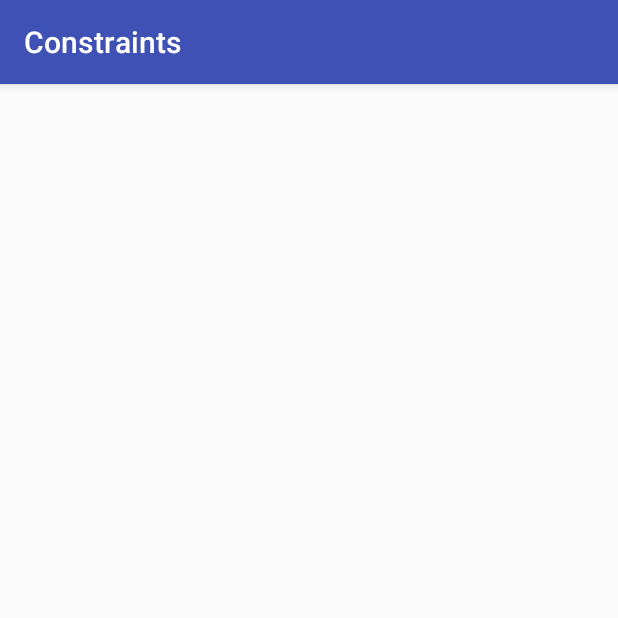
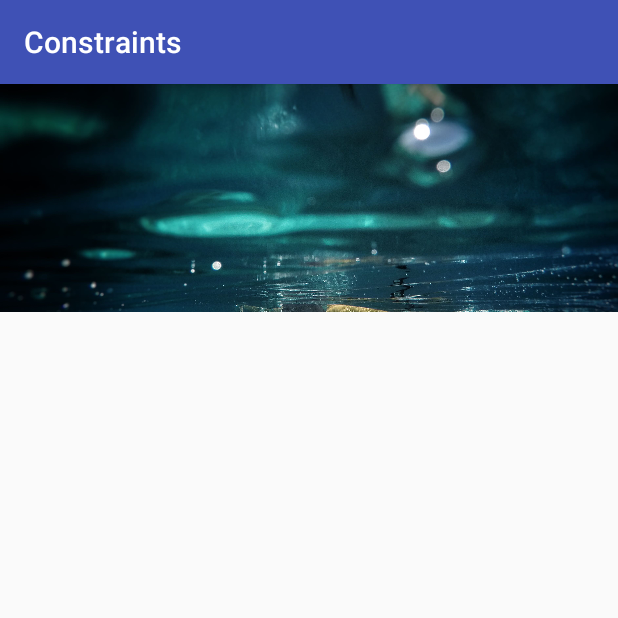
Before and after one commit to p4vlos/AndroidContraintLayout, an Android app: the screen it shows after launch (MainActivity), on a phone screen of 412 x 824 dp, the top half of it. Run offline under Robolectric (Android 15) with nearby library versions, the phone set to English and light mode, and no system bars.

Commit message:
adding constraints

```diff
--- a/app/src/main/res/layout/activity_main.xml
+++ b/app/src/main/res/layout/activity_main.xml
@@ -7,4 +7,14 @@
     android:layout_height="match_parent"
     tools:context="com.pavlosnicolaou.constraints.MainActivity">
 
+    <ImageView
+        android:layout_width="match_parent"
+        app:srcCompat="@drawable/photo"
+        android:id="@+id/imageView2"
+        android:layout_height="152dp"
+        android:scaleType="centerCrop"
+        app:layout_constraintTop_toTopOf="parent"
+        app:layout_constraintRight_toRightOf="parent"
+        app:layout_constraintLeft_toLeftOf="parent"
+        app:layout_constraintHorizontal_bias="0.52" />
 </android.support.constraint.ConstraintLayout>
```
Also changed, not shown: app/src/main/res/drawable/photo.jpeg (added).
